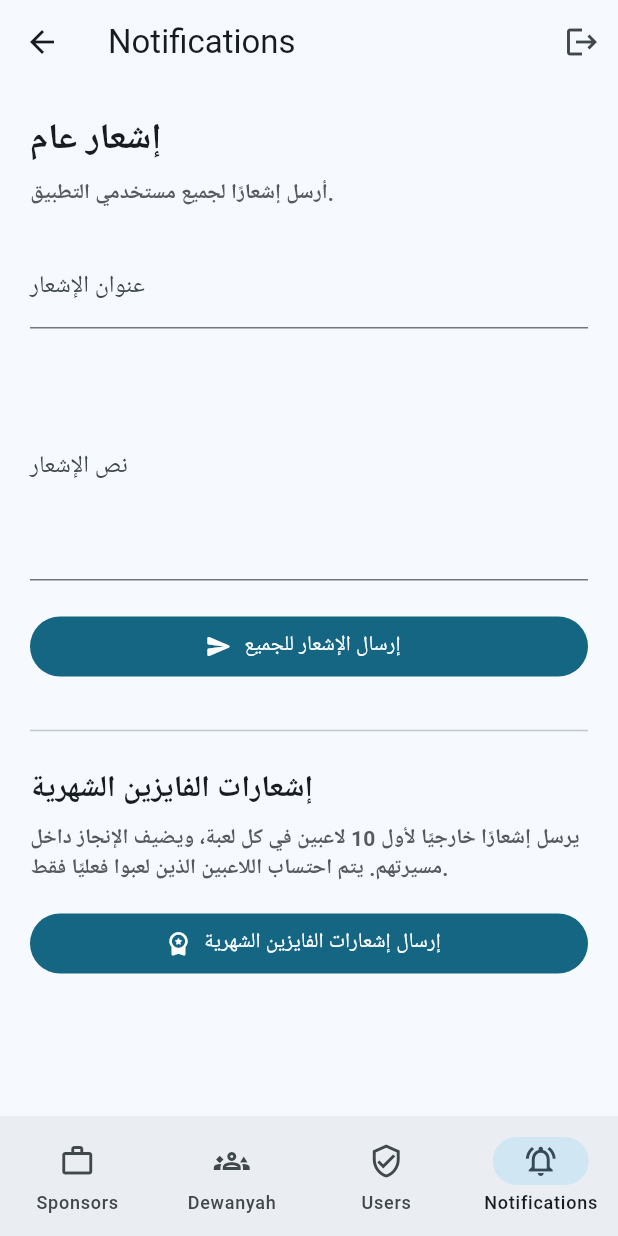
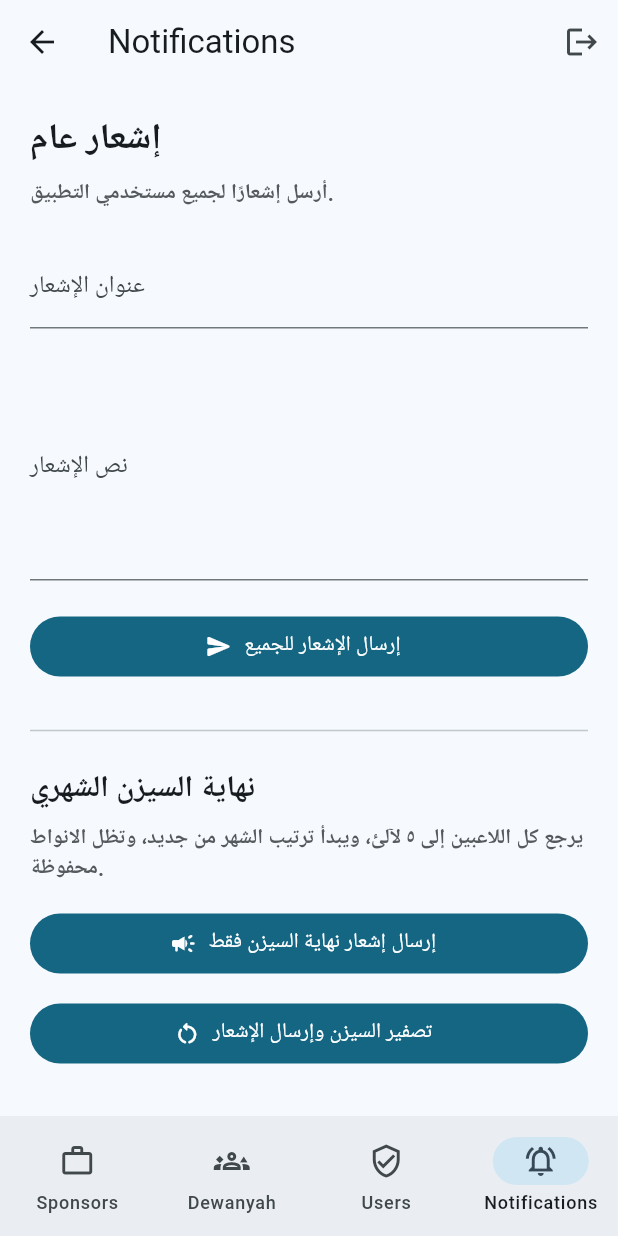
Before and after one commit to enzilyapp-source/enzeli_admin, a Flutter app: the AdminShell screen opened directly, item 4 of the bottom bar chosen, on a phone screen of 412 x 824 dp. Run offline on Flutter 3.47's test engine with Material 3 defaults, Android fonts, the phone set to English and light mode, and no system bars; our stand-ins replace shared_preferences; missing offline and left inert: flex_color_picker; accounts and stored records are empty; network calls fail.

Commit message:
Add season notification controls

```diff
--- a/lib/main.dart
+++ b/lib/main.dart
@@ -2026,6 +2026,8 @@
   final _messageCtrl = TextEditingController();
   bool _sending = false;
   bool _monthlySending = false;
+  bool _seasonNoticeSending = false;
+  bool _seasonResetSending = false;
 
   @override
   void dispose() {
@@ -2102,6 +2104,79 @@
     }
   }
 
+  Future<void> _sendSeasonEndedNotice() async {
+    setState(() => _seasonNoticeSending = true);
+    try {
+      final res = await widget.api.post('/admin/notifications/season-ended');
+      if (!mounted) return;
+      if (res.error != null) throw res.error!;
+      ScaffoldMessenger.of(context).showSnackBar(
+        const SnackBar(content: Text('تم إرسال إشعار نهاية السيزن')),
+      );
+    } catch (e) {
+      if (!mounted) return;
+      ScaffoldMessenger.of(
+        context,
+      ).showSnackBar(SnackBar(content: Text('فشل إرسال إشعار السيزن: $e')));
+    } finally {
+      if (mounted) setState(() => _seasonNoticeSending = false);
+    }
+  }
+
+  Future<void> _resetSeasonAndNotify() async {
+    final confirmed = await showDialog<bool>(
+      context: context,
+      builder: (dialogContext) => AlertDialog(
+        title: const Text('تصفير السيزن الشهري؟'),
+        content: const Text(
+          'بيرجع كل اللاعبين إلى ٥ لآلئ، ويترك الانواط محفوظة، ويرسل إشعار نهاية السيزن.',
+        ),
+        actions: [
+          TextButton(
+            onPressed: () => Navigator.of(dialogContext).pop(false),
+            child: const Text('إلغاء'),
+          ),
+          FilledButton(
+            onPressed: () => Navigator.of(dialogContext).pop(true),
+            child: const Text('تأكيد'),
+          ),
+        ],
+      ),
+    );
+    if (confirmed != true) return;
+
+    setState(() => _seasonResetSending = true);
+    try {
+      final res = await widget.api.post(
+        '/admin/notifications/season-reset',
+        body: {'sendPush': true},
+      );
+      if (!mounted) return;
+      if (res.error != null) throw res.error!;
+      final data = res.data;
+      final skipped = data is Map ? data['skipped'] == true : false;
+      final users = data is Map ? (data['usersUpdated'] ?? 0) : 0;
+      final push = data is Map ? data['push'] : null;
+      final pushSent = push is Map ? push['sent'] == true : false;
+      ScaffoldMessenger.of(context).showSnackBar(
+        SnackBar(
+          content: Text(
+            skipped
+                ? 'السيزن متصفر مسبقًا لهذا الشهر'
+                : 'تم تصفير $users مستخدم وإرسال الإشعار: ${pushSent ? 'نعم' : 'لا'}',
+          ),
+        ),
+      );
+    } catch (e) {
+      if (!mounted) return;
+      ScaffoldMessenger.of(
+        context,
+      ).showSnackBar(SnackBar(content: Text('فشل تصفير السيزن: $e')));
+    } finally {
+      if (mounted) setState(() => _seasonResetSending = false);
+    }
+  }
+
   @override
   Widget build(BuildContext context) {
     final compact = MediaQuery.sizeOf(context).width < 560;
@@ -2151,6 +2226,73 @@
                 : const Icon(Icons.send_rounded),
             label: Text(
               _sending ? 'جاري الإرسال...' : 'إرسال الإشعار للجميع',
+              overflow: TextOverflow.ellipsis,
+            ),
+          ),
+        ),
+        const SizedBox(height: 24),
+        const Divider(),
+        const SizedBox(height: 16),
+        Text(
+          'نهاية السيزن الشهري',
+          style: TextStyle(
+            fontSize: compact ? 20 : 22,
+            fontWeight: FontWeight.w800,
+          ),
+        ),
+        const SizedBox(height: 8),
+        Text(
+          'يرجع كل اللاعبين إلى ٥ لآلئ، ويبدأ ترتيب الشهر من جديد، وتظل الانواط محفوظة.',
+          style: _mutedTextStyle(context),
+        ),
+        const SizedBox(height: 16),
+        SizedBox(
+          width: double.infinity,
+          child: FilledButton.icon(
+            onPressed:
+                (_sending ||
+                    _monthlySending ||
+                    _seasonNoticeSending ||
+                    _seasonResetSending)
+                ? null
+                : _sendSeasonEndedNotice,
+            icon: _seasonNoticeSending
+                ? const SizedBox(
+                    width: 18,
+                    height: 18,
+                    child: CircularProgressIndicator(strokeWidth: 2),
+                  )
+                : const Icon(Icons.campaign_rounded),
+            label: Text(
+              _seasonNoticeSending
+                  ? 'جاري إرسال إشعار السيزن...'
+                  : 'إرسال إشعار نهاية السيزن فقط',
+              overflow: TextOverflow.ellipsis,
+            ),
+          ),
+        ),
+        const SizedBox(height: 12),
+        SizedBox(
+          width: double.infinity,
+          child: FilledButton.icon(
+            onPressed:
+                (_sending ||
+                    _monthlySending ||
+                    _seasonNoticeSending ||
+                    _seasonResetSending)
+                ? null
+                : _resetSeasonAndNotify,
+            icon: _seasonResetSending
+                ? const SizedBox(
+                    width: 18,
+                    height: 18,
+                    child: CircularProgressIndicator(strokeWidth: 2),
+                  )
+                : const Icon(Icons.restart_alt_rounded),
+            label: Text(
+              _seasonResetSending
+                  ? 'جاري تصفير السيزن...'
+                  : 'تصفير السيزن وإرسال الإشعار',
               overflow: TextOverflow.ellipsis,
             ),
           ),
```
Also changed, not shown: 3 other files.
